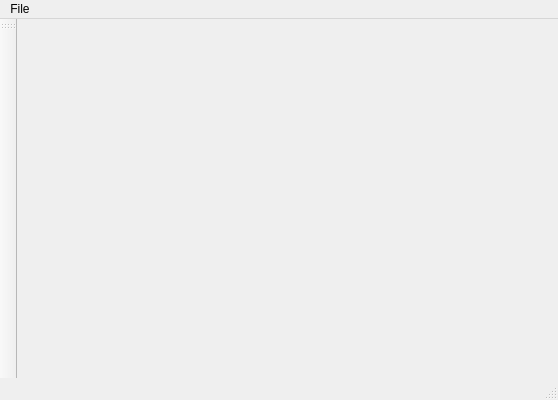
Above: src/UIs/start_window.ui from editeodoro/QPyloT before the change. Below: the same form after it.
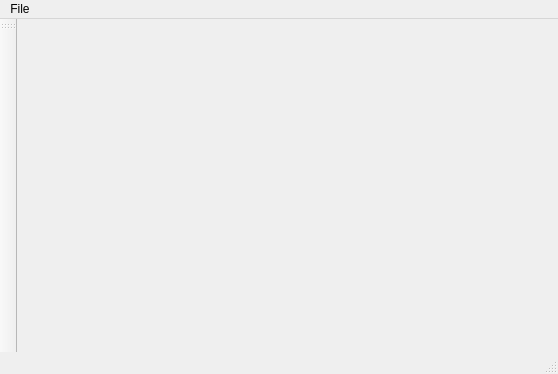
That is the form after the change.

Patch:
```diff
--- a/src/UIs/start_window.ui
+++ b/src/UIs/start_window.ui
@@ -7,7 +7,7 @@
     <x>0</x>
     <y>0</y>
     <width>558</width>
-    <height>400</height>
+    <height>374</height>
    </rect>
   </property>
   <property name="windowTitle">
```
